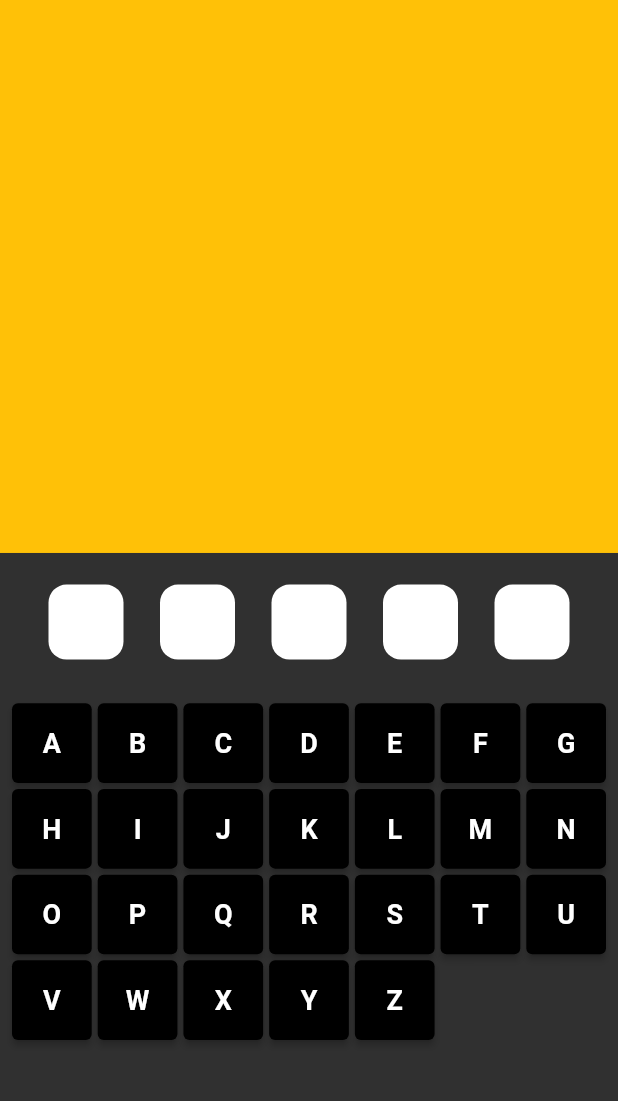
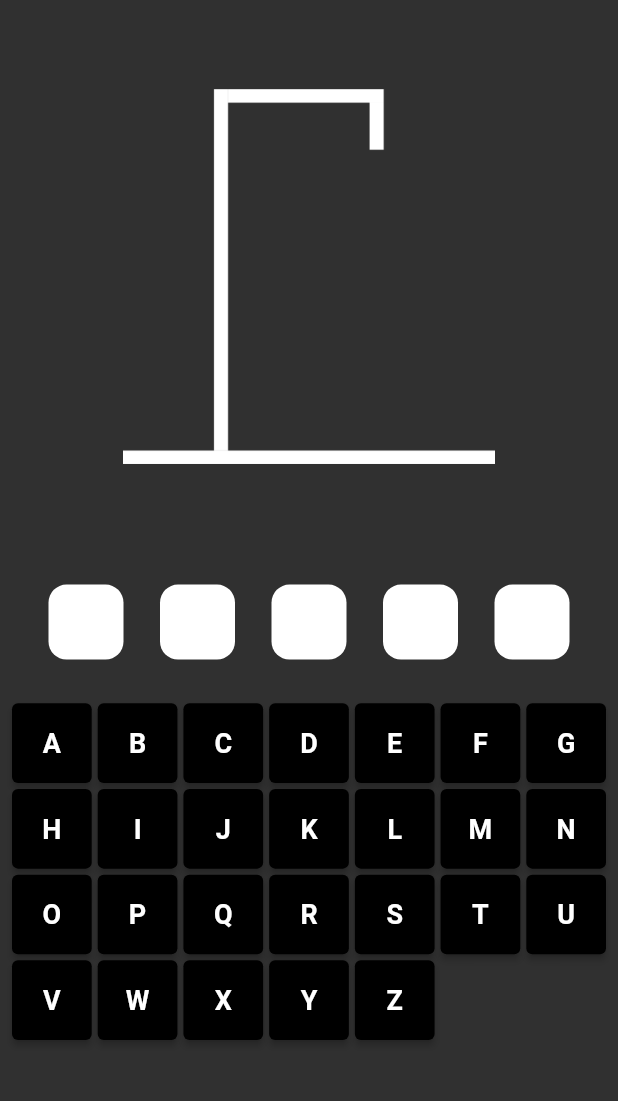
Before and after one commit to RJ2607/hangman, a Flutter app: the screen it shows after launch, on a phone screen of 412 x 824 dp, the part 84-1185 px from its top. Run offline on Flutter 3.47's test engine with Material 2 defaults, Android fonts, the phone set to English and light mode, and no system bars.

Commit message:
game UI and logic

```diff
--- /dev/null
+++ b/lib/game/figure_widget.dart
@@ -0,0 +1,9 @@
+import "package:flutter/material.dart";
+
+Widget figure(String path, bool visible) {
+  return Container(
+    width: 250,
+    height: 250,
+    child: Visibility(visible: visible, child: Image.asset(path)),
+  );
+}
--- a/lib/game_screen.dart
+++ b/lib/game_screen.dart
@@ -1,6 +1,8 @@
 import 'package:flutter/material.dart';
 import 'package:flutter/src/widgets/framework.dart';
 import 'package:flutter/src/widgets/placeholder.dart';
+import 'package:hangman/const/consts.dart';
+import 'package:hangman/game/figure_widget.dart';
 import 'package:hangman/game/hidden_letters.dart';
 
 class Gamescreens extends StatefulWidget {
@@ -14,6 +16,7 @@ class _GamescreensState extends State<Gamescreens> {
   var characters = "abcdefghijklmnopqrstuvwxyz".toUpperCase();
   var word = "baaba".toUpperCase();
   List<String> selectedchar = [];
+  var tries = 0;
 
   @override
   Widget build(BuildContext context) {
@@ -30,7 +33,20 @@ class _GamescreensState extends State<Gamescreens> {
                 flex: 3,
                 child: Column(
                   children: [
-                    Expanded(flex: 4, child: Container(color: Colors.amber)),
+                    Expanded(
+                        flex: 4,
+                        child: Stack(
+                          alignment: Alignment.center,
+                          children: [
+                            figure(GameUI.a0, tries >= 0),
+                            figure(GameUI.a1, tries >= 1),
+                            figure(GameUI.a2, tries >= 2),
+                            figure(GameUI.a3, tries >= 3),
+                            figure(GameUI.a4, tries >= 4),
+                            figure(GameUI.a5, tries >= 5),
+                            figure(GameUI.a6, tries >= 6),
+                          ],
+                        )),
                     Expanded(
                         child: Container(
                       padding: const EdgeInsets.all(8),
```
